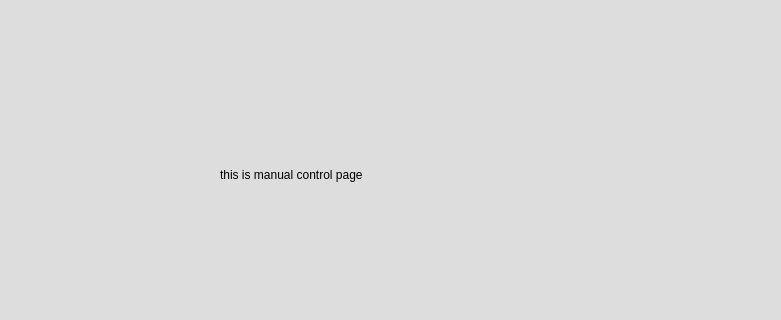
This is App/UI/QT5_Generated_UI.ui in osuntp/ntp as Qt 5 draws it before an edit; both pictures show x 253 to 1034 and y 224 to 544 of the 1398 by 780 pixel window. The edited form follows.
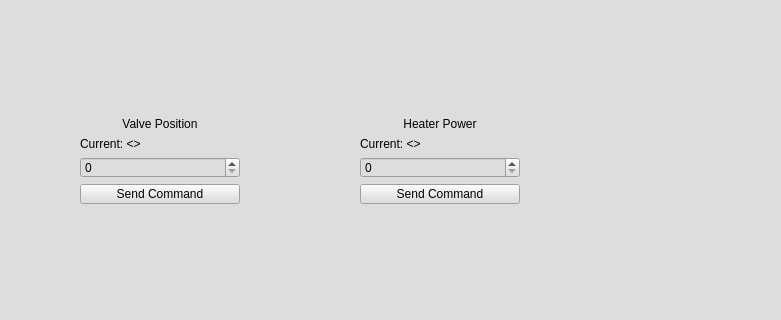
This is the edited form. The open tabs and pages were chosen to show the change. Custom widgets are drawn as their Qt base class.

Commit message: added controls to manual page in  ui

```diff
--- a/App/UI/QT5_Generated_UI.ui
+++ b/App/UI/QT5_Generated_UI.ui
@@ -1581,18 +1581,83 @@
          </layout>
         </widget>
         <widget class="QWidget" name="manual_control_page">
-         <widget class="QLabel" name="label">
+         <widget class="QWidget" name="verticalLayoutWidget">
           <property name="geometry">
            <rect>
-            <x>370</x>
-            <y>320</y>
-            <width>481</width>
-            <height>16</height>
+            <x>230</x>
+            <y>270</y>
+            <width>160</width>
+            <height>87</height>
            </rect>
           </property>
-          <property name="text">
-           <string>this is manual control page</string>
+          <layout class="QVBoxLayout" name="verticalLayout_13">
+           <item>
+            <widget class="QLabel" name="label">
+             <property name="text">
+              <string>Valve Position</string>
+             </property>
+             <property name="alignment">
+              <set>Qt::AlignCenter</set>
+             </property>
+            </widget>
+           </item>
+           <item>
+            <widget class="QLabel" name="currentValvePosLabel">
+             <property name="text">
+              <string>Current: &lt;&gt;</string>
+             </property>
+            </widget>
+           </item>
+           <item>
+            <widget class="QSpinBox" name="spinBox"/>
+           </item>
+           <item>
+            <widget class="QPushButton" name="sendValveCommand">
+             <property name="text">
+              <string>Send Command</string>
+             </property>
+            </widget>
+           </item>
+          </layout>
+         </widget>
+         <widget class="QWidget" name="verticalLayoutWidget_2">
+          <property name="geometry">
+           <rect>
+            <x>510</x>
+            <y>270</y>
+            <width>160</width>
+            <height>87</height>
+           </rect>
           </property>
+          <layout class="QVBoxLayout" name="verticalLayout_16">
+           <item>
+            <widget class="QLabel" name="label_31">
+             <property name="text">
+              <string>Heater Power</string>
+             </property>
+             <property name="alignment">
+              <set>Qt::AlignCenter</set>
+             </property>
+            </widget>
+           </item>
+           <item>
+            <widget class="QLabel" name="currentHeaterLabel">
+             <property name="text">
+              <string>Current: &lt;&gt;</string>
+             </property>
+            </widget>
+           </item>
+           <item>
+            <widget class="QSpinBox" name="spinBox_2"/>
+           </item>
+           <item>
+            <widget class="QPushButton" name="sendHeaterCommand">
+             <property name="text">
+              <string>Send Command</string>
+             </property>
+            </widget>
+           </item>
+          </layout>
          </widget>
         </widget>
         <widget class="QWidget" name="configuration_page">
```
Left out of the diff: 2 changed lines with no effect on the pictures. The commit also changes 2 other files.
